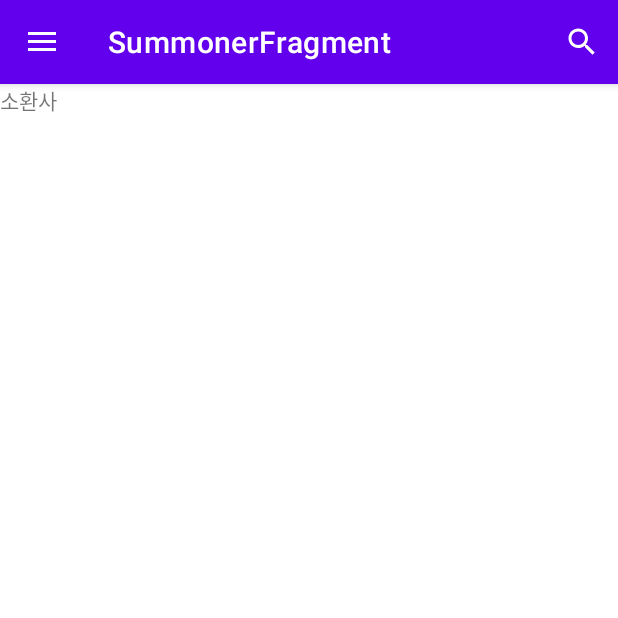
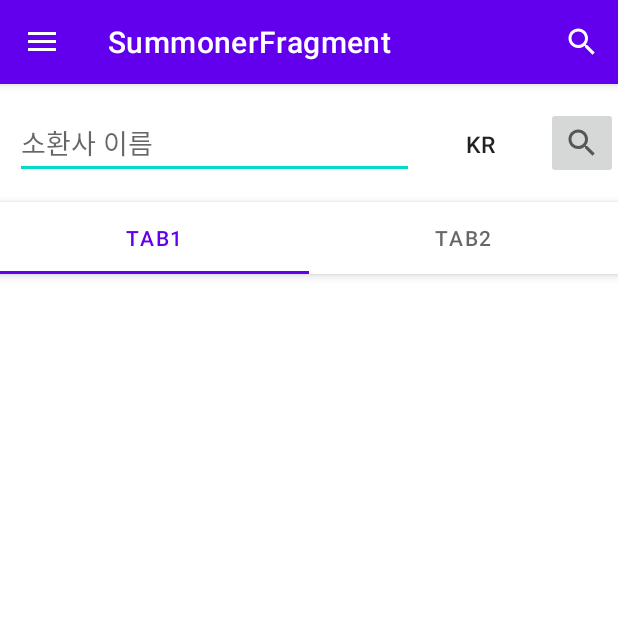
Before and after one commit to LeeJaeHyeon05/Kotlin-Study-LOL, an Android app: the screen it shows after launch (MainActivity), in the side drawer, after a tap on "소환사", on a phone screen of 412 x 824 dp, the top half of it. Run offline under Robolectric (Android 15) with nearby library versions, the phone set to English and light mode, and no system bars; our stand-ins replace Dagger/Hilt's generated code, Timber, data binding, navigation-ui; libraries missing offline, so code that uses them is left out: androidx.hilt.work, com.xwray.groupie; network calls fail; 2 statements that could not run were skipped.

Commit message:
Add SummorFragment

```diff
--- a/app/src/main/java/com/example/firstapp/fragment/SummonerFragment.kt
+++ b/app/src/main/java/com/example/firstapp/fragment/SummonerFragment.kt
@@ -6,12 +6,16 @@ import android.view.LayoutInflater
 import android.view.View
 import android.view.ViewGroup
 import com.example.firstapp.R
+import com.example.firstapp.databinding.FragmentSummonerBinding
+
 class SummonerFragment : Fragment() {
     override fun onCreateView(
         inflater: LayoutInflater, container: ViewGroup?,
         savedInstanceState: Bundle?
     ): View? {
         // Inflate the layout for this fragment
+        val binding = FragmentSummonerBinding.inflate(inflater, container, false)
+
         return inflater.inflate(R.layout.fragment_summoner, container, false)
     }
 }
--- a/app/src/main/res/layout/fragment_summoner.xml
+++ b/app/src/main/res/layout/fragment_summoner.xml
@@ -1,14 +1,89 @@
 <?xml version="1.0" encoding="utf-8"?>
-<FrameLayout xmlns:android="http://schemas.android.com/apk/res/android"
+<LinearLayout xmlns:android="http://schemas.android.com/apk/res/android"
+    xmlns:app="http://schemas.android.com/apk/res-auto"
     xmlns:tools="http://schemas.android.com/tools"
     android:layout_width="match_parent"
     android:layout_height="match_parent"
-    tools:context=".fragment.SummonerFragment">
+
+
+    tools:context=".fragment.SummonerFragment"
+    android:orientation="vertical">
+
+    <LinearLayout
+        android:layout_width="match_parent"
+        android:layout_height="wrap_content"
+        android:orientation="horizontal"
+        android:backgroundTint="@color/lightGreen"
+        android:layout_marginVertical="15dp">
+
+        <EditText
+            android:layout_width="wrap_content"
+            android:layout_height="wrap_content"
+            android:layout_marginStart="10dp"
+
+            android:layout_weight="4"
+
+            android:hint="소환사 이름"
+            android:minHeight="48dp" />
+        <androidx.appcompat.widget.AppCompatButton
+            android:id="@+id/chage_country_btn"
+            android:text="KR"
+            android:textSize="15sp"
+            android:layout_width="wrap_content"
+            android:layout_height="wrap_content"
+            style="?android:borderlessButtonStyle"
+            />
+
+        <ImageButton
+            android:id="@+id/search_summoner_btn"
+            android:layout_width="wrap_content"
+            android:layout_height="wrap_content"
+            android:minHeight="48dp"
+            android:src="@drawable/ic_baseline_search_24"
+            tools:ignore="SpeakableTextPresentCheck" />
+    </LinearLayout>
+
+
 
     <!-- TODO: Update blank fragment layout -->
-    <TextView
+
+
+    <com.google.android.material.appbar.AppBarLayout
+        android:id="@+id/appbar2"
+        android:layout_width="match_parent"
+        android:layout_height="wrap_content">
+
+        <com.google.android.material.tabs.TabLayout
+            android:id="@+id/tabs2"
+            android:layout_width="match_parent"
+            android:layout_height="wrap_content"
+            app:tabGravity="fill"
+            app:tabMode="fixed">
+
+            <com.google.android.material.tabs.TabItem
+                android:layout_width="wrap_content"
+                android:layout_height="wrap_content"
+                android:text="Tab1" />
+
+            <com.google.android.material.tabs.TabItem
+                android:layout_width="wrap_content"
+                android:layout_height="wrap_content"
+                android:text="Tab2" />
+
+
+        </com.google.android.material.tabs.TabLayout>
+    </com.google.android.material.appbar.AppBarLayout>
+
+    <androidx.core.widget.NestedScrollView
         android:layout_width="match_parent"
         android:layout_height="match_parent"
-        android:text="소환사" />
+        android:fillViewport="true"
+        app:layout_behavior="com.google.android.material.appbar.AppBarLayout$ScrollingViewBehavior">
 
-</FrameLayout>
+        <androidx.viewpager2.widget.ViewPager2
+            android:id="@+id/viewPager2"
+            android:layout_width="match_parent"
+            android:layout_height="wrap_content" />
+    </androidx.core.widget.NestedScrollView>
+
+</LinearLayout>
--- a/app/src/main/res/values/colors.xml
+++ b/app/src/main/res/values/colors.xml
@@ -14,6 +14,7 @@
     <color name="colorPrimary">#008577</color>
     <color name="colorPrimaryDark">#00574B</color>
     <color name="colorAccent">#D81B60</color>
+    <color name="lightGreen">#FFC4B999</color>
 
     <style name="MyDialogTheme" parent="Theme.AppCompat.Light.Dialog.Alert">
         <item name="android:background">#D3D3D3</item>
```
